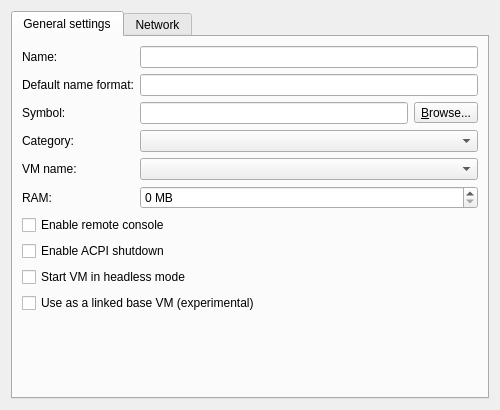
This is gns3/modules/virtualbox/ui/virtualbox_vm_configuration_page.ui in GNS3/gns3-gui as Qt 5 draws it before an edit. The edited form follows.
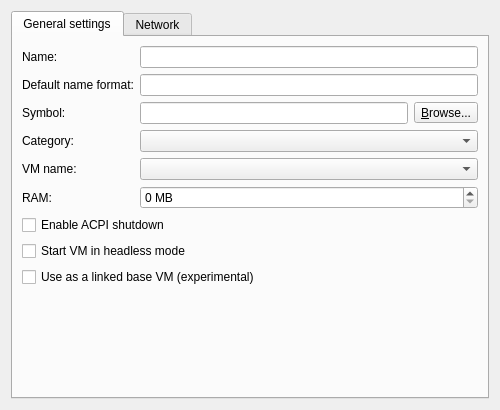
This is the edited form.

Commit message:
Drop serial console type
Fix https://github.com/GNS3/gns3-server/issues/748

Diff of the .ui file:
```diff
--- a/gns3/modules/virtualbox/ui/virtualbox_vm_configuration_page.ui
+++ b/gns3/modules/virtualbox/ui/virtualbox_vm_configuration_page.ui
@@ -84,7 +84,7 @@
          </property>
         </widget>
        </item>
-       <item row="10" column="1">
+       <item row="9" column="1">
         <spacer name="verticalSpacer">
          <property name="orientation">
           <enum>Qt::Vertical</enum>
@@ -104,14 +104,17 @@
          </property>
         </widget>
        </item>
-       <item row="7" column="0" colspan="2">
+       <item row="6" column="0" colspan="2">
         <widget class="QCheckBox" name="uiACPIShutdownCheckBox">
          <property name="text">
           <string>Enable ACPI shutdown</string>
          </property>
         </widget>
        </item>
-       <item row="9" column="0" colspan="2">
+       <item row="3" column="1">
+        <widget class="QComboBox" name="uiCategoryComboBox"/>
+       </item>
+       <item row="8" column="0" colspan="2">
         <widget class="QCheckBox" name="uiBaseVMCheckBox">
          <property name="enabled">
           <bool>true</bool>
@@ -128,17 +131,7 @@
          </property>
         </widget>
        </item>
-       <item row="3" column="1">
-        <widget class="QComboBox" name="uiCategoryComboBox"/>
-       </item>
-       <item row="6" column="0" colspan="2">
-        <widget class="QCheckBox" name="uiEnableConsoleCheckBox">
-         <property name="text">
-          <string>Enable remote console</string>
-         </property>
-        </widget>
-       </item>
-       <item row="8" column="0" colspan="2">
+       <item row="7" column="0" colspan="2">
         <widget class="QCheckBox" name="uiHeadlessModeCheckBox">
          <property name="text">
           <string>Start VM in headless mode</string>
```
Left out of the diff: 6 changed lines with no effect on the pictures. The commit also changes 19 other files.
